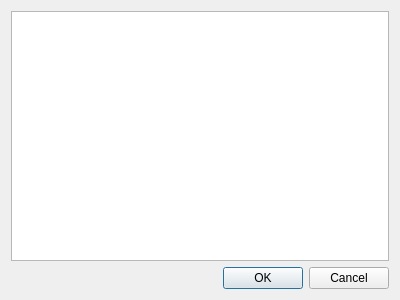
Old version of the form overzichtvraagaanbod.ui in the repository vvim/BT_deelnemers.
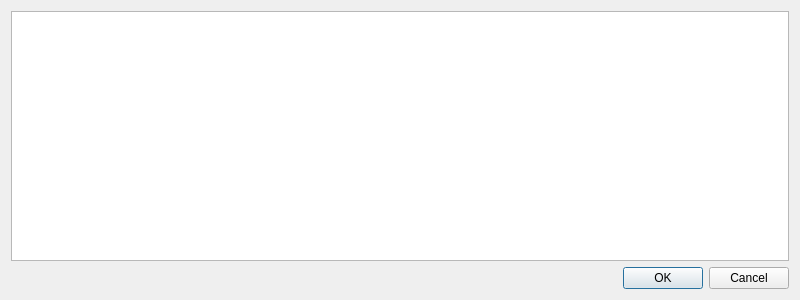
New version of the form.

Commit message:
V/A Delegate: make connection with DB to fill categories
!! issue #16 , the order of the rows is important. Maybe ->select() will give the rows 1,5,4,2,3,0 ; will the return from the QComboBox still be correct? And what if some rows were deleted? The only ids left are "1" and "5" ?

The edit to the form file:
```diff
--- a/overzichtvraagaanbod.ui
+++ b/overzichtvraagaanbod.ui
@@ -6,7 +6,7 @@
    <rect>
     <x>0</x>
     <y>0</y>
-    <width>400</width>
+    <width>800</width>
     <height>300</height>
    </rect>
   </property>
```
The commit also changes 2 other files.
